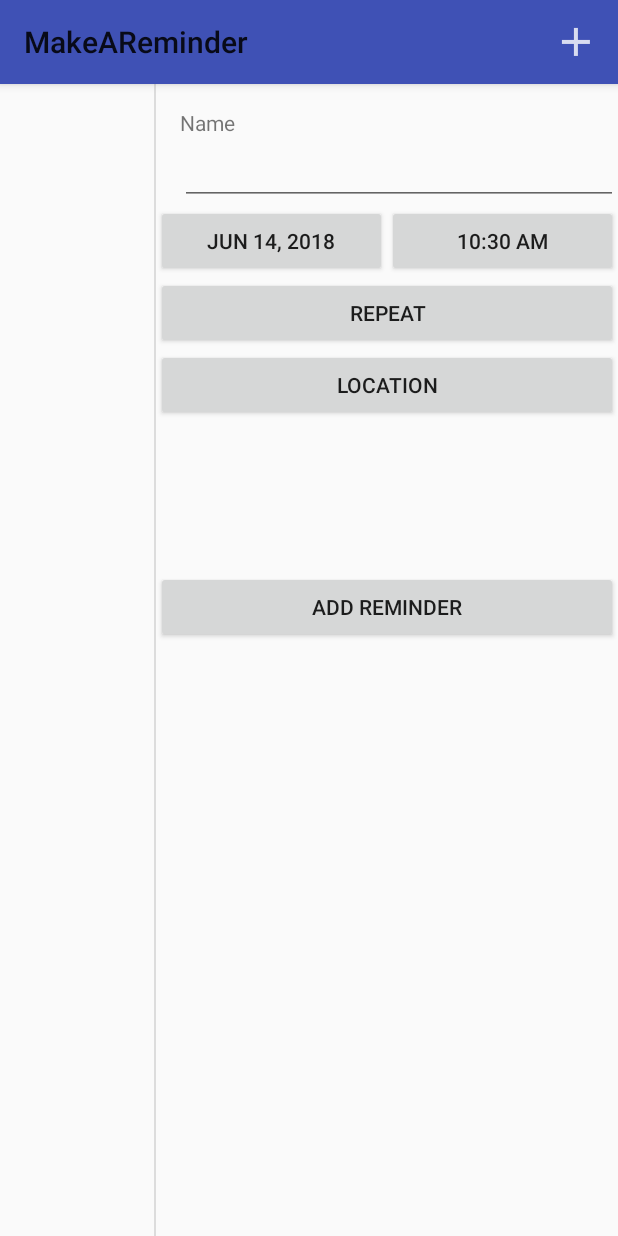
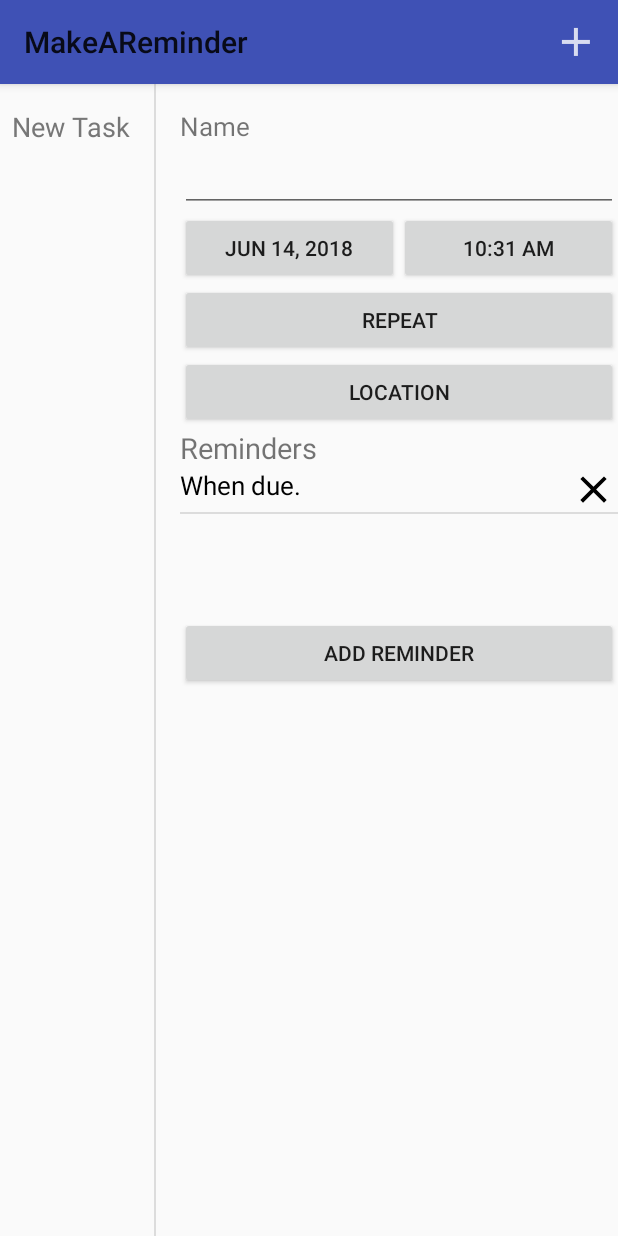
Before and after one commit to adamwberck/MakeAReminder, an Android app: the screen it shows after launch (OverviewActivity), after a tap on "New Task", on a phone screen of 412 x 824 dp. Run offline under Robolectric (Android 15) with nearby library versions, the phone set to English and light mode, and no system bars; libraries missing offline, so code that uses them is left out: net.danlew.android; 1 statement that could not run was skipped.

Commit message:
Alarm Works. No Sound and Opens Task Edit.

```diff
--- a/app/build.gradle
+++ b/app/build.gradle
@@ -26,4 +26,5 @@ dependencies {
     androidTestImplementation 'com.android.support.test:runner:1.0.2'
     androidTestImplementation 'com.android.support.test.espresso:espresso-core:3.0.2'
     implementation 'com.android.support:recyclerview-v7:27.1.1'
+    implementation 'net.danlew:android.joda:2.9.9.4'
 }
--- a/app/src/main/AndroidManifest.xml
+++ b/app/src/main/AndroidManifest.xml
@@ -16,6 +16,9 @@
                 <category android:name="android.intent.category.LAUNCHER" />
             </intent-filter>
         </activity>
+        <activity android:name=".TaskActivity">
+        </activity>
+        <service android:name=".ReminderService"/>
     </application>
 
 </manifest>
--- a/app/src/main/java/com/adamwberck/android/makeareminder/Elements/Reminder.java
+++ b/app/src/main/java/com/adamwberck/android/makeareminder/Elements/Reminder.java
@@ -21,8 +21,6 @@ public class Reminder implements Serializable{
             }
         }
     };
-
-    private Context mContext;
     private Task mTask;
     private SpanOfTime mTimeBefore;
 
@@ -32,9 +30,8 @@ public class Reminder implements Serializable{
     }
 
 
-    public Reminder(Task task, SpanOfTime duration, Context context) {
+    public Reminder(Task task, SpanOfTime duration) {
         mTask = task;
-        mContext = context;
         mTimeBefore = duration;
     }
 
@@ -44,11 +41,11 @@ public class Reminder implements Serializable{
 
 
     @SuppressLint("NewApi")
-    public String getInfo() {
+    public String getInfo(Context context) {
         if(mTimeBefore.getMinutes() == 0){
-            return mContext.getString(R.string.when_due);
+            return context.getString(R.string.when_due);
         }else {
-            return getTimeBefore().getTimeString(mContext);
+            return getTimeBefore().getTimeString(context);
         }
 
     }
--- a/app/src/main/java/com/adamwberck/android/makeareminder/Elements/Task.java
+++ b/app/src/main/java/com/adamwberck/android/makeareminder/Elements/Task.java
@@ -2,22 +2,27 @@ package com.adamwberck.android.makeareminder.Elements;
 
 import android.content.Context;
 
+import com.adamwberck.android.makeareminder.ReminderService;
 import com.adamwberck.android.makeareminder.SortedReminderList;
 
-import java.math.BigInteger;
+import org.joda.time.DateTime;
+import org.joda.time.Interval;
+
+import java.io.Serializable;
+import java.time.LocalDateTime;
+import java.util.Calendar;
 import java.util.Date;
 import java.util.List;
 import java.util.UUID;
 
-public class Task {
-    private Context mContext;
+public class Task implements Serializable{
 
     private UUID mID;
     private String mName;
     private Date mDate;
     private SpanOfTime mRepeat;
     private boolean mHasRepeat = false;
-    private List<Reminder> mReminders =
+    private transient List<Reminder> mReminders =
             new SortedReminderList<>(10,Reminder.getComparator());
 
     public void addReminder(Reminder r){
@@ -25,7 +30,7 @@ public class Task {
     }
 
     public void addReminder(SpanOfTime span){
-        addReminder(new Reminder(this,span,mContext));
+        addReminder(new Reminder(this,span));
     }
 
     public void removeReminder(Reminder r){
@@ -44,8 +49,10 @@ public class Task {
         return mDate;
     }
 
-    public void setDate(Date mDate) {
+    public void setDate(Date mDate,Context appContext) {
         this.mDate = mDate;
+        addReminder(new Reminder(this,SpanOfTime.ofMinutes(0)));
+        ReminderService.setServiceAlarm(appContext,false,this);
     }
 
 
@@ -57,10 +64,10 @@ public class Task {
         this(UUID.randomUUID(),context);
     }
 
-    public Task(UUID uuid,Context context) {
-        mContext = context;
+    public Task(UUID uuid,Context appContext) {
         mID = uuid;
-        mDate = new Date();
+        DateTime dtOrg = new DateTime(new Date());
+        setDate(dtOrg.plusMinutes(1).toDate(),appContext);
     }
 
     @Override
--- a/app/src/main/java/com/adamwberck/android/makeareminder/OverviewFragment.java
+++ b/app/src/main/java/com/adamwberck/android/makeareminder/OverviewFragment.java
@@ -2,6 +2,7 @@ package com.adamwberck.android.makeareminder;
 
 import android.content.Context;
 import android.content.DialogInterface;
+import android.graphics.Color;
 import android.os.Bundle;
 import android.support.v4.app.Fragment;
 import android.support.v7.app.AlertDialog;
@@ -70,8 +71,7 @@ public class OverviewFragment extends Fragment{
     }
 
     @Override
-    public View onCreateView(LayoutInflater inflater, ViewGroup container,
-                             Bundle savedInstanceState){
+    public View onCreateView(LayoutInflater inflater, ViewGroup container,Bundle saInSt){
         View v = inflater.inflate(R.layout.fragment_overview,container,false);
 
         mTaskRecyclerView = v.findViewById(R.id.task_recycler_view);
@@ -189,7 +189,16 @@ public class OverviewFragment extends Fragment{
 
         public void bind(Task task) {
             mTask = task;
-            mTitleTextView.setText(mTask.getName());
+            String name = mTask.getName();
+            if(name!=null) {
+                if(!name.equals("")) {
+                    mTitleTextView.setText(name);
+                    mTitleTextView.setTextColor(getResources().getColor(R.color.black));
+                    return;
+                }
+            }
+            mTitleTextView.setText(R.string.new_task);
+            mTitleTextView.setTextColor(getResources().getColor(R.color.gray));
         }
 
     }
--- /dev/null
+++ b/app/src/main/java/com/adamwberck/android/makeareminder/ReminderService.java
@@ -0,0 +1,58 @@
+package com.adamwberck.android.makeareminder;
+
+import android.app.AlarmManager;
+import android.app.IntentService;
+import android.app.PendingIntent;
+import android.content.Context;
+import android.content.Intent;
+import android.os.Build;
+
+import com.adamwberck.android.makeareminder.Elements.Task;
+
+import org.joda.time.DateTime;
+
+public class ReminderService extends IntentService{
+
+    private static final String TAG = "ReminderService";
+    private static final String EXTRA_TASK =  "com.adamwberck.android.makeareminder.task";
+    private static final String EXTRA_ALARM = "com.adamwberck.android.makeareminder.alarm";
+
+    public ReminderService() {
+        super(TAG);
+    }
+
+    public static void setServiceAlarm(Context context, boolean isOn, Task task) {
+        Intent i = ReminderService.newIntent(context);
+        i.putExtra(EXTRA_TASK,task);
+        PendingIntent pi = PendingIntent.getService(context, 0, i,
+                PendingIntent.FLAG_UPDATE_CURRENT);
+        DateTime dateTime = new DateTime(task.getDate());
+        long millis = dateTime.getMillis();
+        setExact(AlarmManager.RTC_WAKEUP,millis,pi,context);
+
+    }
+
+    private static void setExact(int rtcWakeup, long millis, PendingIntent pi,Context context) {
+        AlarmManager alarmManager = (AlarmManager) context.getSystemService(Context.ALARM_SERVICE);
+        if (Build.VERSION.SDK_INT >= Build.VERSION_CODES.M) {
+            alarmManager.setExactAndAllowWhileIdle(rtcWakeup,
+                    millis,pi);
+        }
+        else {
+            alarmManager.setExact(rtcWakeup,millis,pi);
+        }
+    }
+
+    public static Intent newIntent(Context context) {
+        return new Intent(context, ReminderService.class);
+    }
+
+    @Override
+    public void onHandleIntent(Intent intent){
+        Task task = (Task) intent.getExtras().getSerializable(EXTRA_TASK);
+        Intent i = TaskActivity.newIntent(this,task.getID());
+        i.addFlags(Intent.FLAG_ACTIVITY_NEW_TASK);
+        i.putExtra(EXTRA_ALARM,true);
+        startActivity(i);
+    }
+}
--- a/app/src/main/java/com/adamwberck/android/makeareminder/SingleFragmentActivity.java
+++ b/app/src/main/java/com/adamwberck/android/makeareminder/SingleFragmentActivity.java
@@ -6,7 +6,7 @@ import android.support.v4.app.Fragment;
 import android.support.v4.app.FragmentManager;
 import android.support.v7.app.AppCompatActivity;
 
-import com.adamwberck.android.makeareminder.R;
+import net.danlew.android.joda.JodaTimeAndroid;
 
 /* Created by Adam on 8/18/2017.*/
 
@@ -23,6 +23,7 @@ public abstract class SingleFragmentActivity extends AppCompatActivity {
     @Override
     protected void onCreate(Bundle savedInstanceState) {
         super.onCreate(savedInstanceState);
+        JodaTimeAndroid.init(getApplicationContext());
         setContentView(getLayoutResId());
 
         FragmentManager fm = getSupportFragmentManager();
--- a/app/src/main/java/com/adamwberck/android/makeareminder/SortedReminderList.java
+++ b/app/src/main/java/com/adamwberck/android/makeareminder/SortedReminderList.java
@@ -3,8 +3,6 @@ package com.adamwberck.android.makeareminder;
 
 
 import android.support.annotation.NonNull;
-
-import com.adamwberck.android.makeareminder.Elements.Reminder;
 
 import java.util.ArrayList;
 import java.util.Collection;
--- a/app/src/main/java/com/adamwberck/android/makeareminder/TaskFragment.java
+++ b/app/src/main/java/com/adamwberck/android/makeareminder/TaskFragment.java
@@ -27,13 +27,13 @@ import com.adamwberck.android.makeareminder.Elements.Task;
 
 import java.text.DecimalFormat;
 import java.util.Calendar;
+import java.util.Date;
 import java.util.List;
 import java.util.UUID;
 
 import static android.app.Activity.RESULT_OK;
 
 public class TaskFragment extends Fragment{
-    private static final String DIALOG_REMINDER = "DialogReminder";
     private Task mTask;
     private Callbacks mCallbacks;
     private EditText mTitleField;
@@ -44,12 +44,16 @@ public class TaskFragment extends Fragment{
     private static final int REQUEST_PHOTO = 2;
     private static final int REQUEST_REMINDER = 3;
     private static final int REQUEST_EDIT = 4;
-
+    private static final int REQUEST_SNOOZE = 5;
 
     private static final String ARG_TASK_ID = "task_id";
+    private static final String ARG_ALARM = "alarm";
+
+    private static final String DIALOG_REMINDER = "DialogReminder";
     private static final String DIALOG_DATE  = "DialogDate";
     private static final String DIALOG_PHOTO  = "DialogPhoto";
     private static final String DIALOG_TIME  = "DialogTime";
+    private static final String DIALOG_ALARM = "DialogAlarm";
 
     private static final String EXTRA_TASK_CHANGED =
             "com.adamwberck.android.makeareminder.task_changed";
@@ -60,6 +64,7 @@ public class TaskFragment extends Fragment{
     private Button mReminderButton;
     private ListView mReminderListView;
     private ReminderAdapter mReminderAdapter;
+    private Button mTestButton;
 
 
     @Override
@@ -67,6 +72,13 @@ public class TaskFragment extends Fragment{
         super.onCreate(savedInstanceState);
         UUID taskID = (UUID) getArguments().getSerializable(ARG_TASK_ID);
         mTask = TaskLab.get(getActivity()).getTask(taskID);
+        boolean isAlarmOn = getArguments().getBoolean(ARG_ALARM);
+        if(isAlarmOn){
+            FragmentManager manager = getFragmentManager();
+            AlarmAlertFragment dialog = AlarmAlertFragment.newInstance();
+            dialog.setTargetFragment(TaskFragment.this,REQUEST_SNOOZE);
+            dialog.show(manager,DIALOG_ALARM);
+        }
     }
 
     @Override
@@ -164,7 +176,9 @@ public class TaskFragment extends Fragment{
     @Override
     public void onAttach(Context context){
         super.onAttach(context);
-        mCallbacks = (Callbacks) context;
+        if(context instanceof Callbacks) {
+            mCallbacks = (Callbacks) context;
+        }
         TaskFragment taskFragment = (TaskFragment) getActivity().getSupportFragmentManager()
                 .findFragmentById(R.id.detail_fragment_container);
         if(taskFragment !=null) {
@@ -180,7 +194,9 @@ public class TaskFragment extends Fragment{
 
     private void updateTask() {
         TaskLab.get(getActivity()).updateTask(mTask);
-        mCallbacks.onTaskUpdated(mTask);
+        if(mCallbacks!=null) {
+            mCallbacks.onTaskUpdated(mTask);
+        }
     }
 
     public Task getTask() {
@@ -199,6 +215,17 @@ public class TaskFragment extends Fragment{
     public static TaskFragment newInstance(UUID taskID) {
         Bundle args =  new Bundle();
         args.putSerializable(ARG_TASK_ID, taskID);
+        args.putBoolean(ARG_ALARM,false);
+
+        TaskFragment fragment = new TaskFragment();
+        fragment.setArguments(args);
+        return fragment;
+    }
+
+    public static TaskFragment newInstance(UUID taskID,boolean isAlarmOn) {
+        Bundle args =  new Bundle();
+        args.putSerializable(ARG_TASK_ID, taskID);
+        args.putBoolean(ARG_ALARM,isAlarmOn);
 
         TaskFragment fragment = new TaskFragment();
         fragment.setArguments(args);
@@ -245,7 +272,7 @@ public class TaskFragment extends Fragment{
             convertView.setTag(holder);*/
             final Reminder reminder = (Reminder) getItem(position);
             //TODO Swipe dismiss reminder
-            infoTextView.setText(reminder.getInfo());
+            infoTextView.setText(reminder.getInfo(getContext()));
             infoTextView.setOnClickListener(new View.OnClickListener() {
                 @Override
                 public void onClick(View v) {
@@ -290,12 +317,23 @@ public class TaskFragment extends Fragment{
                         .getSerializableExtra(CreateReminderFragment.EXTRA_REMINDER);
                 mTask.removeReminder(reminder);
             }
+            return;
+        }
+        if(requestCode == REQUEST_DATE || requestCode == REQUEST_TIME){
+            Date date;
+            if(requestCode == REQUEST_TIME) {
+                date = (Date) data.getSerializableExtra(TimePickerFragment.EXTRA_TIME);
+            }
+            else {
+                date = (Date) data.getSerializableExtra(DatePickerFragment.EXTRA_DATE);
+            }
+            mTask.setDate(date,getActivity().getApplicationContext());
+            updateDate();
         }
     }
 
     private void updateUI() {
         List<Reminder> reminders = mTask.getReminders();
-
 
         if (mReminderAdapter== null) {
             mReminderAdapter = new ReminderAdapter(getContext(),reminders);
@@ -304,5 +342,7 @@ public class TaskFragment extends Fragment{
             mReminderListView.setAdapter(mReminderAdapter);
             mReminderAdapter.notifyDataSetChanged();
         }
+
+
     }
 }
--- a/app/src/main/java/com/adamwberck/android/makeareminder/TaskLab.java
+++ b/app/src/main/java/com/adamwberck/android/makeareminder/TaskLab.java
@@ -1,12 +1,10 @@
 package com.adamwberck.android.makeareminder;
 
 import android.content.Context;
-import android.os.Build;
 
 import com.adamwberck.android.makeareminder.Elements.SpanOfTime;
 import com.adamwberck.android.makeareminder.Elements.Task;
 
-import java.time.Duration;
 import java.util.ArrayList;
 import java.util.List;
 import java.util.UUID;
--- a/app/src/main/res/layout/fragment_task.xml
+++ b/app/src/main/res/layout/fragment_task.xml
@@ -2,12 +2,13 @@
 <LinearLayout xmlns:android="http://schemas.android.com/apk/res/android"
     android:layout_width="match_parent"
     android:layout_height="match_parent"
-    android:orientation="vertical">
+    android:orientation="vertical"
+    android:layout_marginLeft="16dp">
     <TextView
         android:id="@+id/title_label"
+        android:textSize="17sp"
         android:layout_width="match_parent"
         android:layout_height="wrap_content"
-        android:layout_marginLeft="16dp"
         android:layout_marginTop="16dp"
         android:text="@string/name_label"
         android:labelFor="@+id/task_title"
@@ -15,8 +16,7 @@
     <EditText
         android:id="@+id/task_title"
         android:layout_width="match_parent"
-        android:layout_height="wrap_content"
-        android:layout_marginLeft="16dp" />
+        android:layout_height="wrap_content" />
 
     <LinearLayout
         android:layout_width="match_parent"
@@ -37,6 +37,7 @@
             android:text="@string/time"/>
     </LinearLayout>
     <Button
+
         android:id="@+id/repeat_button"
         android:layout_width="match_parent"
         android:layout_height="wrap_content"
@@ -47,6 +48,11 @@
         android:layout_width="match_parent"
         android:layout_height="wrap_content"
         android:text="@string/location"/>
+    <TextView
+        android:textSize="19sp"
+        android:text="@string/reminders"
+        android:layout_width="match_parent"
+        android:layout_height="wrap_content" />
     <ListView
         android:id="@+id/reminder_list_view"
         android:layout_width="match_parent"
--- a/app/src/main/res/layout/list_reminder.xml
+++ b/app/src/main/res/layout/list_reminder.xml
@@ -2,17 +2,18 @@
 <LinearLayout xmlns:android="http://schemas.android.com/apk/res/android"
     android:orientation="horizontal"
     android:layout_width="match_parent"
-    android:layout_height="50dp">
+    android:layout_height="30dp">
     <TextView
+        android:textColor="@color/black"
         android:id="@+id/text_reminder_info"
-        android:textSize="19sp"
+        android:textSize="17sp"
         android:layout_width="0dp"
-        android:layout_height="50dp"
-        android:layout_weight="5"/>
+        android:layout_height="30dp"
+        android:layout_weight="8"/>
     <ImageView
         android:id="@+id/image_delete_reminder"
         android:src="@drawable/ic_close_black_24dp"
         android:layout_width="0dp"
-        android:layout_height="50dp"
+        android:layout_height="30dp"
         android:layout_weight="1"/>
 </LinearLayout>
--- a/app/src/main/res/values/colors.xml
+++ b/app/src/main/res/values/colors.xml
@@ -3,4 +3,6 @@
     <color name="colorPrimary">#3F51B5</color>
     <color name="colorPrimaryDark">#303F9F</color>
     <color name="colorAccent">#FF4081</color>
+    <color name="black">#000000</color>
+    <color name="gray">#777777</color>
 </resources>
--- a/app/src/main/res/values/strings.xml
+++ b/app/src/main/res/values/strings.xml
@@ -20,6 +20,7 @@
     <string name="before_due_2">%1$s &amp; %2$s before due.</string>
     <string name="before_due_3">%1$s, %2$s &amp; %3$s before due.</string>
     <string name="before_due_4">%1$s, %2$s, %3$s &amp; %4$s before due.</string>
+    <string name="reminders">Reminders</string>
     <string-array name="time_type">
         <item>Minutes</item>
         <item>Hours</item>
```
Also changed, not shown: app/src/main/java/com/adamwberck/android/makeareminder/AlarmAlertFragment.java (added, +41 -0 lines), app/src/main/java/com/adamwberck/android/makeareminder/Elements/SpanOfTime.java (+13 -9 lines), app/src/main/java/com/adamwberck/android/makeareminder/OnBootReceiver.java (added, +21 -0 lines), app/src/main/java/com/adamwberck/android/makeareminder/TaskActivity.java (+13 -7 lines).
